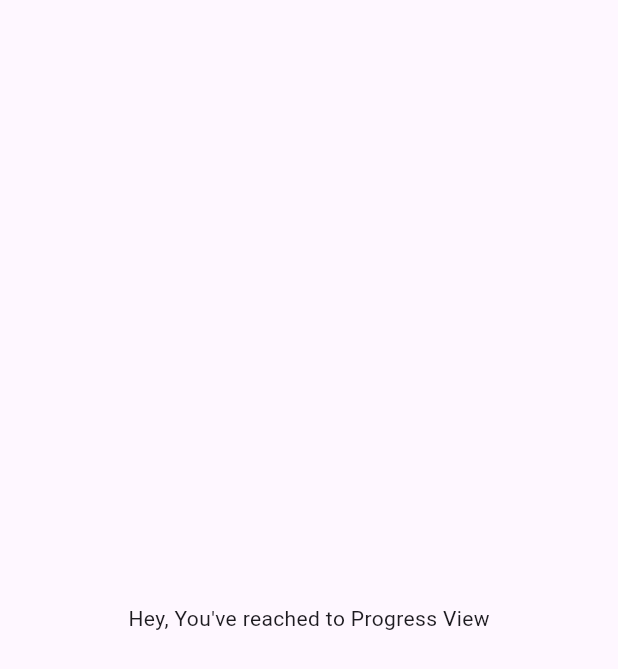
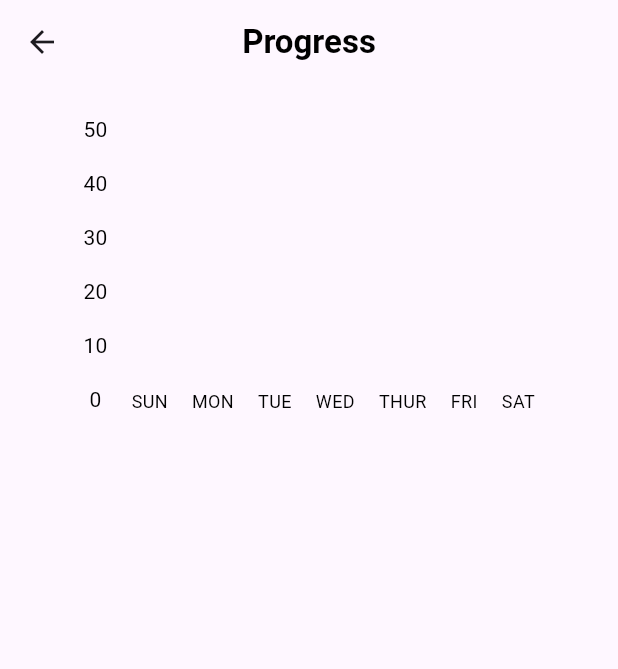
Before and after one commit to Pawan89844/Todo, a Flutter app: the ProgressView screen opened directly, on a phone screen of 412 x 824 dp. Shown: the top 669 px of the screen. Run offline on Flutter 3.47's test engine with Material 3 defaults, Android fonts, the phone set to English and light mode, and no system bars; our stand-ins replace yaml; missing offline and left inert: animator; accounts and stored records are empty.

Commit message:
Progress View chart WIP

```diff
--- /dev/null
+++ b/assets/yaml/progress_static.yaml
@@ -0,0 +1,29 @@
+progress_days:
+  - id: 0
+    day: Sun
+  - id: 1
+    day: Mon
+  - id: 2
+    day: Tue
+  - id: 3
+    day: Wed
+  - id: 4
+    day: Thur
+  - id: 5
+    day: Fri
+  - id: 6
+    day: Sat
+
+progress_tasks:
+  - id: 0
+    amount: 0
+  - id: 1
+    amount: 10
+  - id: 2
+    amount: 20
+  - id: 3
+    amount: 30
+  - id: 4
+    amount: 40
+  - id: 5
+    amount: 50
--- /dev/null
+++ b/lib/module/progress/components/progress_component.dart
@@ -0,0 +1,59 @@
+import 'package:flutter/material.dart';
+import 'package:provider/provider.dart';
+import 'package:todo/module/progress/view%20model/progress_view_model.dart';
+import 'package:todo/widgets/text/app_text.dart';
+
+class ProgressComponent extends StatelessWidget {
+  const ProgressComponent({super.key});
+
+  @override
+  Widget build(BuildContext context) {
+    // var viewModel = Provider.of<ProgressViewModel>(context);
+    // int _len = viewModel.progress?.tasks.length as int;
+    return Consumer<ProgressViewModel>(builder: (context, value, _) {
+      if (value.progress == null) {
+        return Container();
+      } else {
+        int _len = value.progress?.tasks.length as int;
+        int _lenDay = value.progress?.days.length as int;
+        var progress = value.progress?.tasks.reversed.toList();
+        var days = value.progress?.days;
+
+        return Padding(
+          padding: const EdgeInsets.all(12.0),
+          child: Column(
+            children: [
+              Row(
+                mainAxisAlignment: MainAxisAlignment.center,
+                crossAxisAlignment: CrossAxisAlignment.end,
+                children: [
+                  Column(
+                    children: [
+                      for (int i = 0; i < _len; i++)
+                        Container(
+                          alignment: Alignment.centerLeft,
+                          margin: const EdgeInsets.all(8.0),
+                          child: AppText(
+                            progress?[i].amount.toString() as String,
+                          ),
+                        ),
+                    ],
+                  ),
+                  for (int j = 0; j < _lenDay; j++)
+                    Container(
+                      alignment: Alignment.bottomCenter,
+                      margin: const EdgeInsets.all(8.0),
+                      child: AppText(
+                        days?[j].day.toUpperCase() as String,
+                        fontSize: 12.0,
+                      ),
+                    )
+                ],
+              )
+            ],
+          ),
+        );
+      }
+    });
+  }
+}
--- /dev/null
+++ b/lib/module/progress/model/progress_model.dart
@@ -0,0 +1,40 @@
+import 'package:yaml/yaml.dart';
+
+class ProgressModel {
+  final List<ProgressDay> days;
+  final List<ProgressTasks> tasks;
+
+  ProgressModel({required this.days, required this.tasks});
+
+  factory ProgressModel.fromYaml(YamlMap yaml) {
+    return ProgressModel(
+        days: (yaml['progress_days'] as List)
+            .map((e) => ProgressDay.fromYaml(e))
+            .toList(),
+        tasks: (yaml['progress_tasks'] as List)
+            .map((e) => ProgressTasks.fromYaml(e))
+            .toList());
+  }
+}
+
+class ProgressDay {
+  final int id;
+  final String day;
+
+  ProgressDay({required this.id, required this.day});
+
+  factory ProgressDay.fromYaml(YamlMap yaml) {
+    return ProgressDay(id: yaml['id'], day: yaml['day']);
+  }
+}
+
+class ProgressTasks {
+  final int id;
+  final int amount;
+
+  ProgressTasks({required this.id, required this.amount});
+
+  factory ProgressTasks.fromYaml(YamlMap yaml) {
+    return ProgressTasks(id: yaml['id'], amount: yaml['amount']);
+  }
+}
--- /dev/null
+++ b/lib/module/progress/view model/progress_view_model.dart
@@ -0,0 +1,19 @@
+import 'package:flutter/material.dart';
+import 'package:todo/module/progress/model/progress_model.dart';
+import 'package:todo/presentation/progress_static.dart';
+
+class ProgressViewModel extends ChangeNotifier with ProgressStatic {
+  // Objects
+  ProgressModel? progress;
+  // Lists
+
+  // PREMITIVE TYPES
+
+  // METHODS AND FUNCTIONS
+
+  void getProgress() async {
+    ProgressModel mod = await parseProgress();
+    progress = mod;
+    notifyListeners();
+  }
+}
--- a/lib/module/progress/view/progress_view.dart
+++ b/lib/module/progress/view/progress_view.dart
@@ -1,14 +1,22 @@
 import 'package:flutter/material.dart';
+import 'package:provider/provider.dart';
+import 'package:todo/module/progress/components/progress_component.dart';
+import 'package:todo/module/progress/view%20model/progress_view_model.dart';
+import 'package:todo/widgets/text/app_heading.dart';
 
 class ProgressView extends StatelessWidget {
   const ProgressView({super.key});
 
   @override
   Widget build(BuildContext context) {
-    return const Scaffold(
-      body: Center(
-        child: Text('Hey, You\'ve reached to Progress View'),
-      ),
+    return Scaffold(
+      appBar: AppBar(
+          elevation: 0.0,
+          title: const AppHeading('Progress'),
+          centerTitle: true),
+      body: ChangeNotifierProvider(
+          create: (context) => ProgressViewModel()..getProgress(),
+          child: const ProgressComponent()),
     );
   }
 }
--- a/lib/widgets/text/app_text.dart
+++ b/lib/widgets/text/app_text.dart
@@ -5,15 +5,21 @@ class AppText extends StatelessWidget {
   final Color color;
   final FontWeight? fontWeight;
   final TextAlign? align;
+  final double? fontSize;
   const AppText(this.data,
-      {super.key, this.color = Colors.black, this.fontWeight, this.align});
+      {super.key,
+      this.color = Colors.black,
+      this.fontWeight,
+      this.align,
+      this.fontSize});
 
   @override
   Widget build(BuildContext context) {
     return Text(
       data,
       textAlign: align,
-      style: TextStyle(color: color, fontWeight: fontWeight),
+      style:
+          TextStyle(color: color, fontWeight: fontWeight, fontSize: fontSize),
     );
   }
 }
```
Also changed, not shown: lib/presentation/progress_static.dart (added, +15 -0 lines).
